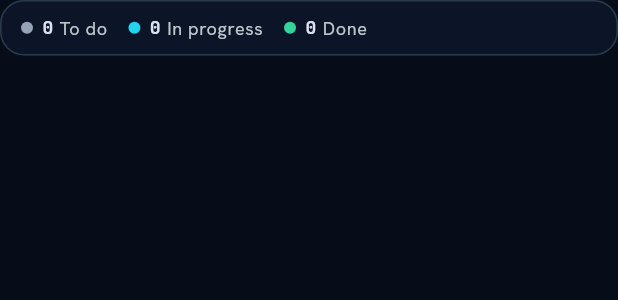
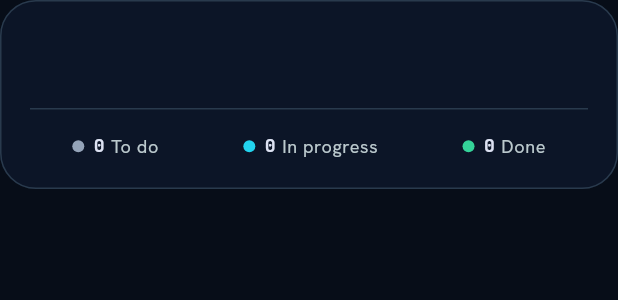
Before and after one commit to FrancisGiann/makko, a Flutter app: the _CompactProjectMetaCard widget shown alone on an empty page, opened directly with empty values, on a phone screen of 412 x 824 dp. Shown: the top 300 px of the screen. Run offline on Flutter 3.47's test engine with Material 3 defaults, Android fonts, the phone set to English and light mode, and no system bars; our stand-ins replace flutter_riverpod, go_router, google_fonts, shared_preferences, supabase_flutter; accounts and stored records are empty.

Commit message:
feat(mobile): Enhance project detail header card

```diff
--- a/mobile/lib/features/projects/project_detail_screen.dart
+++ b/mobile/lib/features/projects/project_detail_screen.dart
@@ -87,7 +87,8 @@ class _ProjectDetailScreenState extends ConsumerState<ProjectDetailScreen> {
       length: 3,
       child: Scaffold(
         appBar: AppBar(
-          title: Text(item.name, maxLines: 1, overflow: TextOverflow.ellipsis),
+          title: const Text('Project Details'),
+          centerTitle: true,
           actions: [
             IconButton(
               tooltip: 'Edit project',
@@ -121,7 +122,7 @@ class _ProjectDetailScreenState extends ConsumerState<ProjectDetailScreen> {
           children: [
             // Pinned Compact Project Metadata Card
             Padding(
-              padding: const EdgeInsets.fromLTRB(16, 6, 16, 6),
+              padding: const EdgeInsets.fromLTRB(16, 16, 16, 24),
               child: _CompactProjectMetaCard(
                 project: item,
                 counts: countsAsync.valueOrNull ??
@@ -338,46 +339,55 @@ class _CompactProjectMetaCard extends StatelessWidget {
     final hasTags = project.tags.isNotEmpty;
 
     return MakkoCard(
-      padding: const EdgeInsets.symmetric(horizontal: 14, vertical: 10),
-      borderRadius: MakkoShapes.radiusLg,
+      padding: const EdgeInsets.all(20),
+      borderRadius: MakkoShapes.radiusXl,
       child: Column(
         crossAxisAlignment: CrossAxisAlignment.start,
         mainAxisSize: MainAxisSize.min,
         children: [
+          Text(
+            project.name,
+            style: Theme.of(context).textTheme.headlineSmall?.copyWith(
+              fontWeight: FontWeight.w800,
+              color: scheme.onSurface,
+              letterSpacing: -0.5,
+            ),
+          ),
           if (hasDescription) ...[
+            const SizedBox(height: 8),
             Text(
               project.description!,
-              maxLines: 2,
-              overflow: TextOverflow.ellipsis,
               style: Theme.of(context).textTheme.bodyMedium?.copyWith(
                 color: scheme.onSurfaceVariant,
+                height: 1.4,
               ),
             ),
-            const SizedBox(height: 6),
           ],
           if (hasTags) ...[
+            const SizedBox(height: 16),
             Wrap(
-              spacing: 6,
-              runSpacing: 4,
+              spacing: 8,
+              runSpacing: 8,
               children: project.tags.map((tag) => TagChip(tag: tag)).toList(),
             ),
-            const SizedBox(height: 8),
           ],
+          const SizedBox(height: 20),
+          const Divider(height: 1),
+          const SizedBox(height: 16),
           // Status summary counts with colored dots
           Row(
+            mainAxisAlignment: MainAxisAlignment.spaceAround,
             children: [
               _StatusDotCount(
                 label: 'To do',
                 count: counts['todo'] ?? 0,
                 color: semantics.todo,
               ),
-              const SizedBox(width: 14),
               _StatusDotCount(
                 label: 'In progress',
                 count: counts['in_progress'] ?? 0,
                 color: scheme.primary,
               ),
-              const SizedBox(width: 14),
               _StatusDotCount(
                 label: 'Done',
                 count: counts['done'] ?? 0,
```
